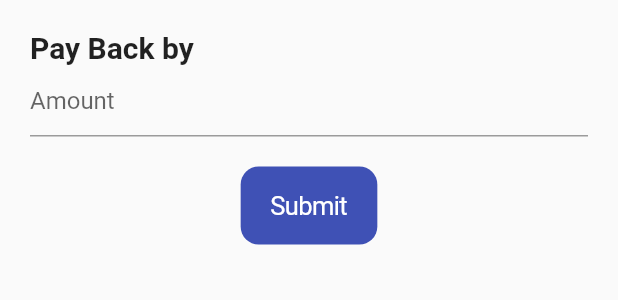
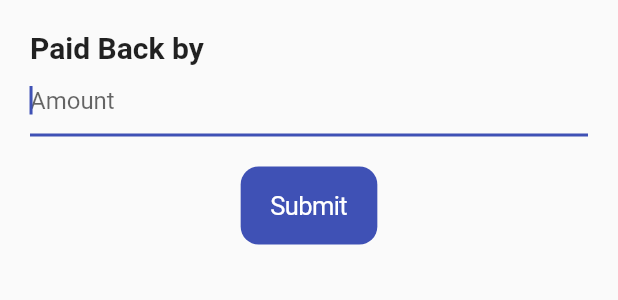
Before and after one commit to harshjohar/Big-Moni, a Flutter app: the PaidBackModal widget shown alone on an empty page, opened directly with empty values, on a phone screen of 412 x 824 dp. Shown: the top 300 px of the screen. Run offline on Flutter 3.47's test engine with Material 2 defaults, Android fonts, the phone set to English and light mode, and no system bars; our stand-ins replace cloud_firestore, country_picker, firebase_auth, firebase_core, firebase_storage, flutter_contacts and 2 more; accounts and stored records are empty; network calls fail.

Commit message:
modal sheet ui/ux

```diff
--- a/lib/features/money/screens/details_screen.dart
+++ b/lib/features/money/screens/details_screen.dart
@@ -79,8 +79,8 @@ class DetailsScreen extends ConsumerWidget {
                             )
                           : Text(
                               (-balance).ceil().toString(),
-                              style: const TextStyle(
-                                color: Colors.red,
+                              style: TextStyle(
+                                color: Colors.red[400],
                                 fontWeight: FontWeight.bold,
                                 fontSize: 20,
                               ),
@@ -104,6 +104,7 @@ class DetailsScreen extends ConsumerWidget {
                   onPressed: () {
                     showModalBottomSheet(
                         context: context,
+                        isScrollControlled: true,
                         builder: (ctx) {
                           return AddMoreModal(
                             userId: userId,
@@ -125,6 +126,7 @@ class DetailsScreen extends ConsumerWidget {
                   onPressed: () {
                     showModalBottomSheet(
                         context: context,
+                        isScrollControlled: true,
                         builder: (ctx) {
                           return PaidBackModal(
                             userId: userId,
--- a/lib/features/money/widgets/paid_back_modal.dart
+++ b/lib/features/money/widgets/paid_back_modal.dart
@@ -35,7 +35,7 @@ class _PaidBackModalState extends ConsumerState<PaidBackModal> {
       return;
     }
 
-    if (double.parse(amountController.text.trim()) < 0) {
+    if (double.parse(amountController.text.trim()) <= 0) {
       showSnackBar(context: context, content: "Please enter a valid amount.");
       return;
     }
@@ -52,19 +52,30 @@ class _PaidBackModalState extends ConsumerState<PaidBackModal> {
   @override
   Widget build(BuildContext context) {
     return Container(
-      padding: const EdgeInsets.all(20),
+      padding: EdgeInsets.fromLTRB(
+        20,
+        20,
+        20,
+        MediaQuery.of(context).viewInsets.bottom + 10,
+      ),
       child: Column(
         crossAxisAlignment: CrossAxisAlignment.center,
+        mainAxisSize: MainAxisSize.min,
         children: [
           Align(
             alignment: Alignment.centerLeft,
             child: Text(
-              "Pay Back by ${widget.name}",
+              "Paid Back by ${widget.name}",
               style: const TextStyle(fontSize: 20, fontWeight: FontWeight.bold),
             ),
           ),
           TextField(
             controller: amountController,
+            autofocus: true,
+            onSubmitted: (_) => _addTransaction(),
+            keyboardType: const TextInputType.numberWithOptions(
+              decimal: true,
+            ),
             decoration: const InputDecoration(
               hintText: "Amount",
             ),
```
Also changed, not shown: lib/features/money/widgets/add_more_modal.dart (+13 -1 lines).
